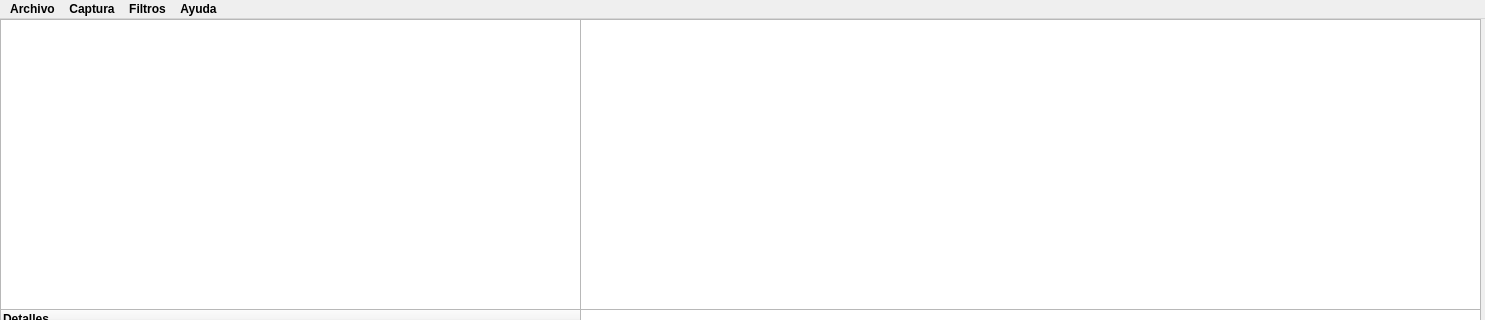
Before: the Qt Designer form src/gui/mainwindow.ui in yuki06f/chafa-sniffer, drawn with Qt 5; both pictures show x 0 to 1485 and y 0 to 320 of the 1485 by 600 pixel window.
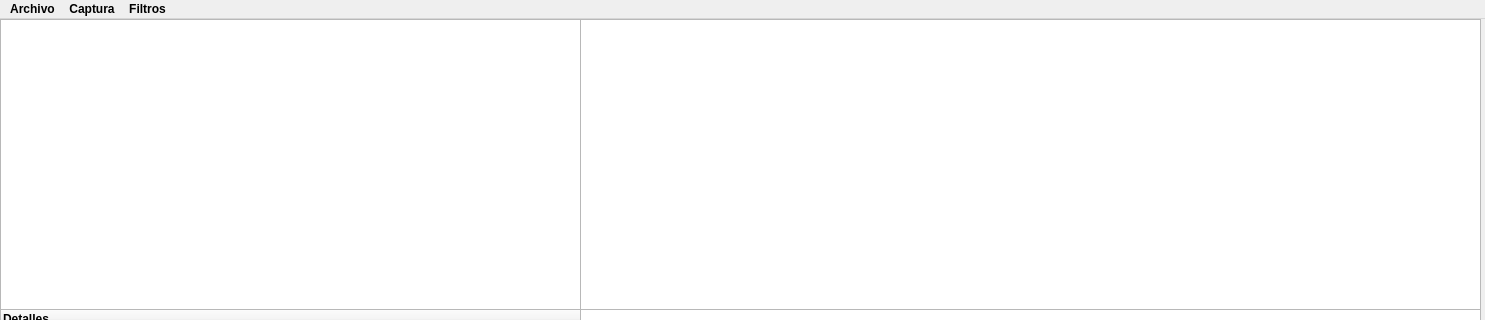
After: the same form once the commit is applied. Icons and pictures are not drawn.

Commit message: Programa presentado a el profe

```diff
--- a/src/gui/mainwindow.ui
+++ b/src/gui/mainwindow.ui
@@ -124,17 +124,11 @@
     <addaction name="menuIP"/>
     <addaction name="separator"/>
     <addaction name="menuPuerto"/>
-   </widget>
-   <widget class="QMenu" name="menuAyuda">
-    <property name="title">
-     <string>Ayuda</string>
-    </property>
-    <addaction name="actionManual_Usuario"/>
+    <addaction name="actionLimpiar"/>
    </widget>
    <addaction name="menuArchivo"/>
    <addaction name="menuCaptura"/>
    <addaction name="menuFiltros"/>
-   <addaction name="menuAyuda"/>
   </widget>
   <action name="actionExportar_CSV">
    <property name="icon">
```
Left out of the diff: 5 changed lines with no effect on the pictures. The commit also changes 2 other files.
